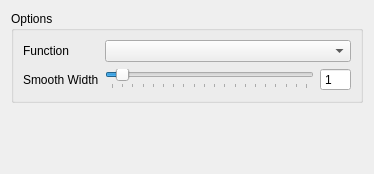
Qt form python/mmSolver/tools/smoothkeyframes/ui/smoothkeys_layout.ui (david-cattermole/mayaMatchMoveSolver) before a commit.
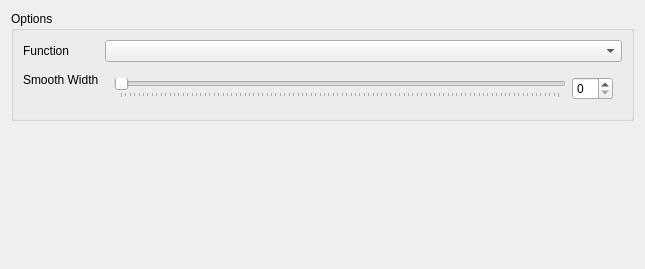
The same form after that commit.

What changed in the file:
```diff
--- a/python/mmSolver/tools/smoothkeyframes/ui/smoothkeys_layout.ui
+++ b/python/mmSolver/tools/smoothkeyframes/ui/smoothkeys_layout.ui
@@ -6,8 +6,8 @@
    <rect>
     <x>0</x>
     <y>0</y>
-    <width>374</width>
-    <height>174</height>
+    <width>645</width>
+    <height>269</height>
    </rect>
   </property>
   <property name="windowTitle">
@@ -38,49 +38,23 @@
        </widget>
       </item>
       <item row="1" column="1">
+       <widget class="QWidget" name="width_sliderSpinBox_layout" native="true">
        <layout class="QHBoxLayout" name="width_layout">
         <item>
-         <widget class="QSlider" name="width_horizontalSlider">
-          <property name="minimum">
-           <number>1</number>
-          </property>
-          <property name="maximum">
-           <number>20</number>
-          </property>
-          <property name="pageStep">
-           <number>1</number>
-          </property>
-          <property name="value">
-           <number>2</number>
-          </property>
+          <widget class="QSlider" name="width_slider">
           <property name="orientation">
            <enum>Qt::Horizontal</enum>
           </property>
-          <property name="invertedAppearance">
-           <bool>false</bool>
-          </property>
-          <property name="invertedControls">
-           <bool>false</bool>
-          </property>
           <property name="tickPosition">
            <enum>QSlider::TicksBelow</enum>
           </property>
          </widget>
         </item>
         <item>
-         <widget class="QSpinBox" name="width_spinBox">
-          <property name="buttonSymbols">
-           <enum>QAbstractSpinBox::NoButtons</enum>
-          </property>
-          <property name="minimum">
-           <number>1</number>
-          </property>
-          <property name="maximum">
-           <number>999</number>
-          </property>
-         </widget>
-        </item>
-       </layout>
+          <widget class="QSpinBox" name="width_spinBox"/>
+         </item>
+        </layout>
+       </widget>
       </item>
      </layout>
     </widget>
```
Lines whose indentation alone changed are shown as unchanged.
